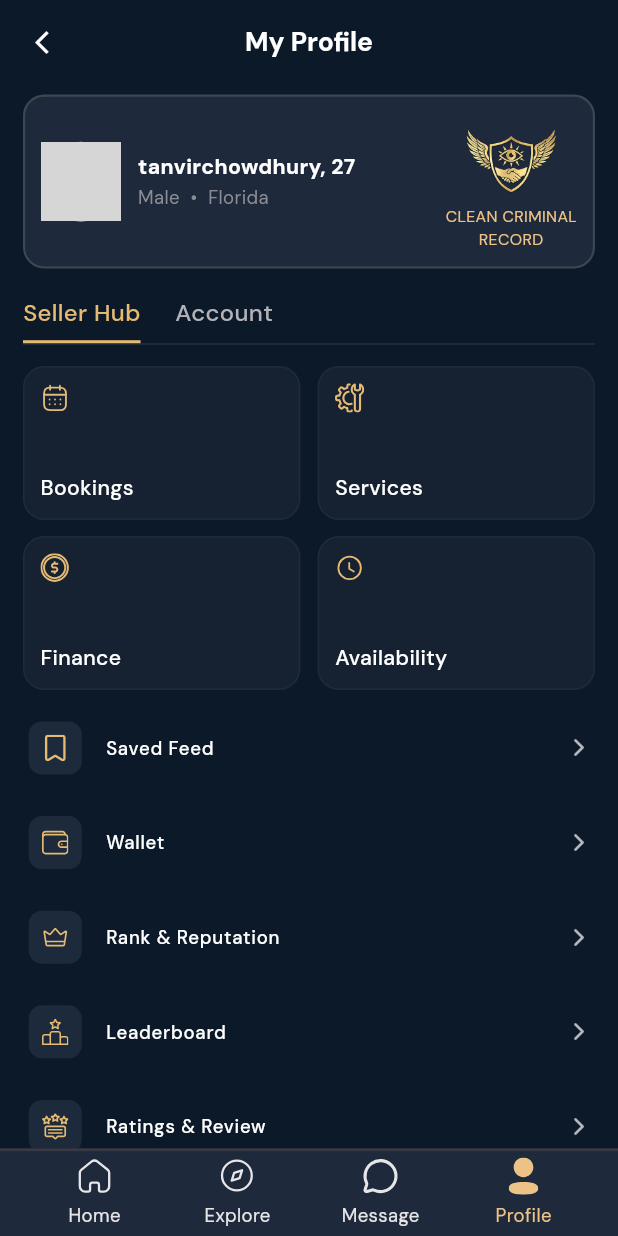
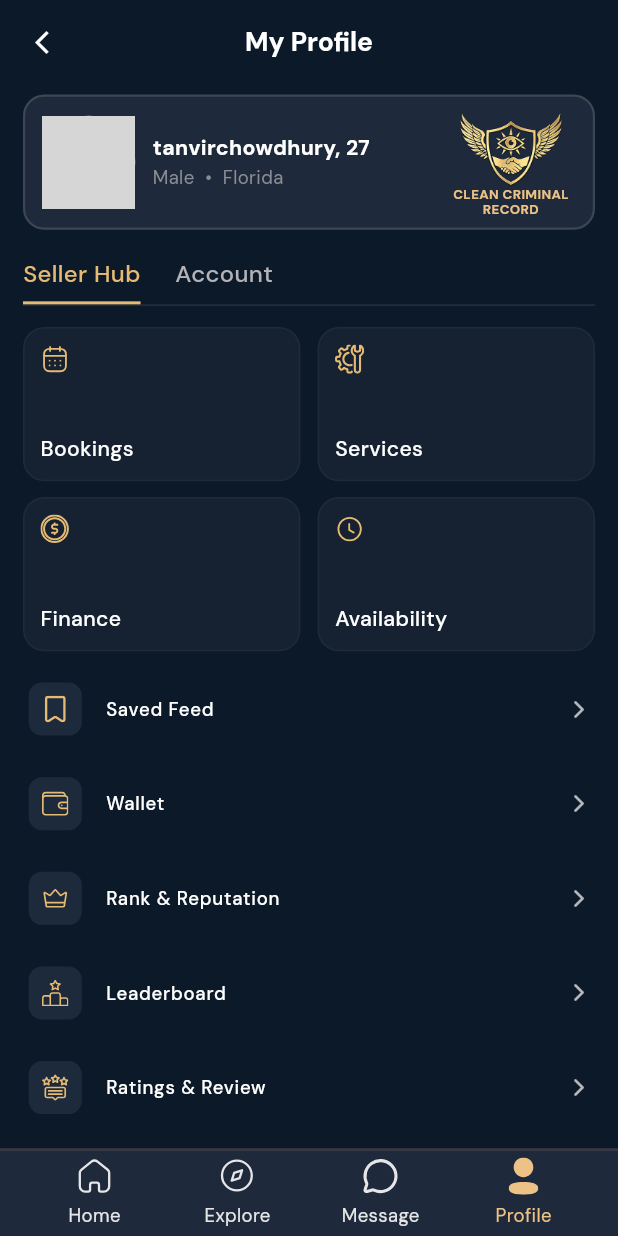
Before and after one commit to erfanworks/finding_partner_futter_app, a Flutter app: the ProfileScreen screen opened by its route, on a phone screen of 412 x 824 dp. Run offline on Flutter 3.47's test engine with Material 3 defaults, Android fonts, the phone set to English and light mode, and no system bars; our stand-ins replace flutter_screenutil, flutter_svg, get, google_fonts, pinput; network calls fail; grey boxes are pictures that could not be loaded.

Commit message:
profile_screen.dart update done...

```diff
--- a/lib/features/profile_flow/presentation/screen/profile_screen.dart
+++ b/lib/features/profile_flow/presentation/screen/profile_screen.dart
@@ -49,7 +49,7 @@ class ProfileScreen extends StatelessWidget {
             child: Column(
               children: [
                 Container(
-                  padding: EdgeInsets.all(12.r),
+                  padding: EdgeInsets.symmetric(horizontal: 12.w, vertical: 8.h),
                   decoration: BoxDecoration(
                     color: Color(0xFF1E293B),
                     borderRadius: BorderRadius.circular(16.r),
@@ -58,7 +58,7 @@ class ProfileScreen extends StatelessWidget {
                   child: Row(
                     children: [
                       CircleAvatar(
-                        radius: 30.r,
+                        radius: 35.r,
                         backgroundImage: const NetworkImage(
                           'https://images.unsplash.com/photo-1507003211169-0a1dd7228f2d?q=80&w=400&auto=format&fit=crop',
                         ),
@@ -67,6 +67,7 @@ class ProfileScreen extends StatelessWidget {
                       Expanded(
                         child: Column(
                           crossAxisAlignment: CrossAxisAlignment.start,
+                          mainAxisSize: MainAxisSize.min,
                           children: [
                             Text(
                               'tanvirchowdhury, 27',
@@ -89,19 +90,21 @@ class ProfileScreen extends StatelessWidget {
                         ),
                       ),
                       Column(
+                        mainAxisSize: MainAxisSize.min,
                         children: [
                           Image.asset(
                             AppImages.criminalImage,
-                            height: 70.h,
-                            width: 70.w,
+                            height: 60.h,
+                            width: 90.w,
                           ),
                           Text(
                             'CLEAN CRIMINAL\nRECORD',
                             textAlign: TextAlign.center,
                             style: GoogleFonts.dmSans(
                               color: Color(0xFFEDC286),
-                              fontSize: 12.sp,
-                              fontWeight: FontWeight.w400,
+                              fontSize: 10.sp,
+                              fontWeight: FontWeight.bold,
+                              height: 1.1,
                             ),
                           ),
                         ],
```
